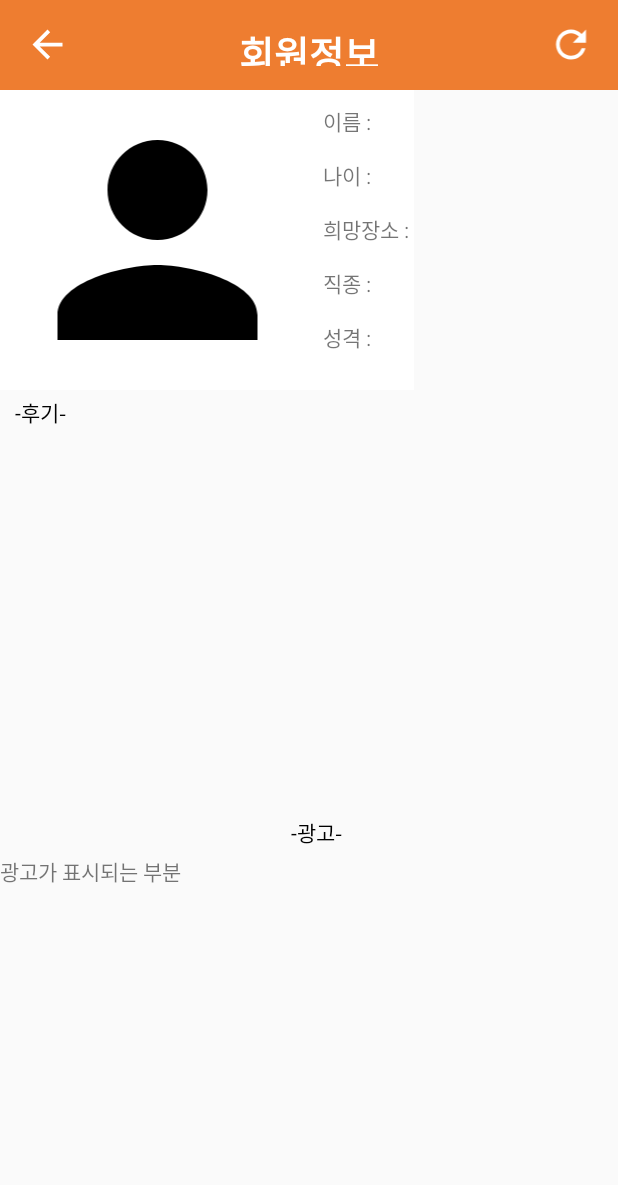
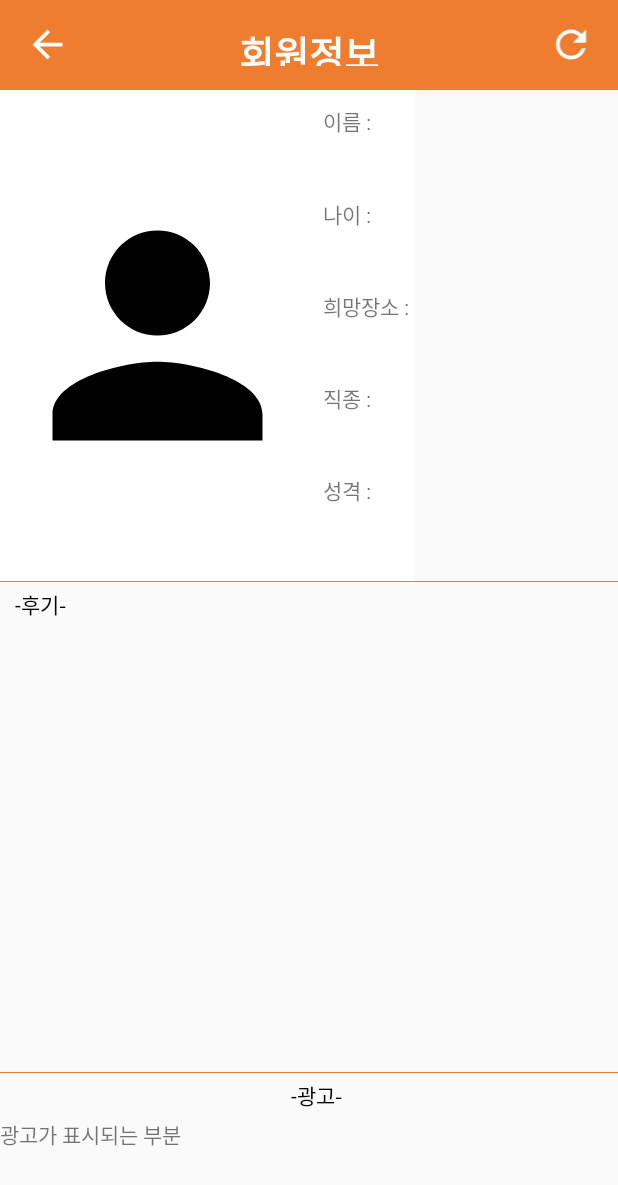
Before and after one commit to kimdonggyu2008/DAETA19, an Android app: the UserProfile screen opened directly, with no data from a screen before it, on a phone screen of 412 x 824 dp. Shown: the top 1185 px of the screen. Run offline under Robolectric (Android 15) with nearby library versions, the phone set to English and light mode, and no system bars.

Commit message:
유저 프로필 UI개선

```diff
--- a/app/src/main/res/layout/activity_user_profile.xml
+++ b/app/src/main/res/layout/activity_user_profile.xml
@@ -22,7 +22,7 @@
             android:layout_weight="1"
             android:background="@null"
             android:clickable="true"
-            android:src="@drawable/ic_arrow_back_white_24dp"></ImageView>
+            android:src="@drawable/ic_arrow_back_white_24dp"/>
 
         <TextView
             android:layout_width="match_parent"
@@ -34,7 +34,7 @@
             android:text="회원정보"
             android:textColor="#ffffff"
             android:textSize="25dp"
-            android:textStyle="bold"></TextView>
+            android:textStyle="bold"/>
 
         <ImageView
             android:layout_width="70dp"
@@ -43,13 +43,14 @@
             android:layout_weight="1"
             android:background="@null"
             android:clickable="true"
-            android:src="@drawable/ic_refresh_white_24dp"></ImageView>
+            android:src="@drawable/ic_refresh_white_24dp"/>
     </LinearLayout>
 
 
     <LinearLayout
+        android:layout_weight="3"
         android:layout_width="wrap_content"
-        android:layout_height="200dp"
+        android:layout_height="0dp"
         android:background="#FFFFFF"
         android:orientation="horizontal"
         android:weightSum="20">
@@ -71,9 +72,7 @@
                 android:layout_height="match_parent"
                 android:layout_marginLeft="5dp"
                 android:layout_weight="1"
-                android:text="이름 : "
-
-                />
+                android:text="이름 : " />
 
             <TextView
                 android:layout_width="match_parent"
@@ -102,12 +101,23 @@
                 android:layout_marginLeft="5dp"
                 android:layout_weight="1"
                 android:text="성격 : " />
-
+        </LinearLayout>
 
     </LinearLayout>
 
 
-    </LinearLayout>
+    <LinearLayout
+        android:layout_width="match_parent"
+        android:layout_height="0dp"
+        android:layout_weight="3"
+        android:orientation="vertical">
+
+        <View
+            android:layout_width="match_parent"
+            android:layout_height="0.5dp"
+            android:background="@color/colorPrimary"
+            app:layout_constraintStart_toStartOf="parent"
+            app:layout_constraintTop_toTopOf="parent" />
 
         <TextView
             android:layout_width="match_parent"
@@ -119,9 +129,22 @@
 
         <ListView
             android:layout_width="match_parent"
-        android:layout_height="250dp"
+            android:layout_height="200dp" />
+    </LinearLayout>
 
-        />
+
+    <LinearLayout
+        android:layout_width="match_parent"
+        android:layout_height="0dp"
+        android:layout_weight="1"
+        android:orientation="vertical">
+
+        <View
+            android:layout_width="match_parent"
+            android:layout_height="0.5dp"
+            android:background="@color/colorPrimary"
+            app:layout_constraintStart_toStartOf="parent"
+            app:layout_constraintTop_toTopOf="parent" />
 
         <TextView
             android:layout_width="match_parent"
@@ -154,5 +177,9 @@
             android:layout_height="wrap_content"
             android:text="TextView" />
 
+    </LinearLayout>
+
+
+
 
 </LinearLayout>
```
Lines whose indentation alone changed are shown as unchanged.
